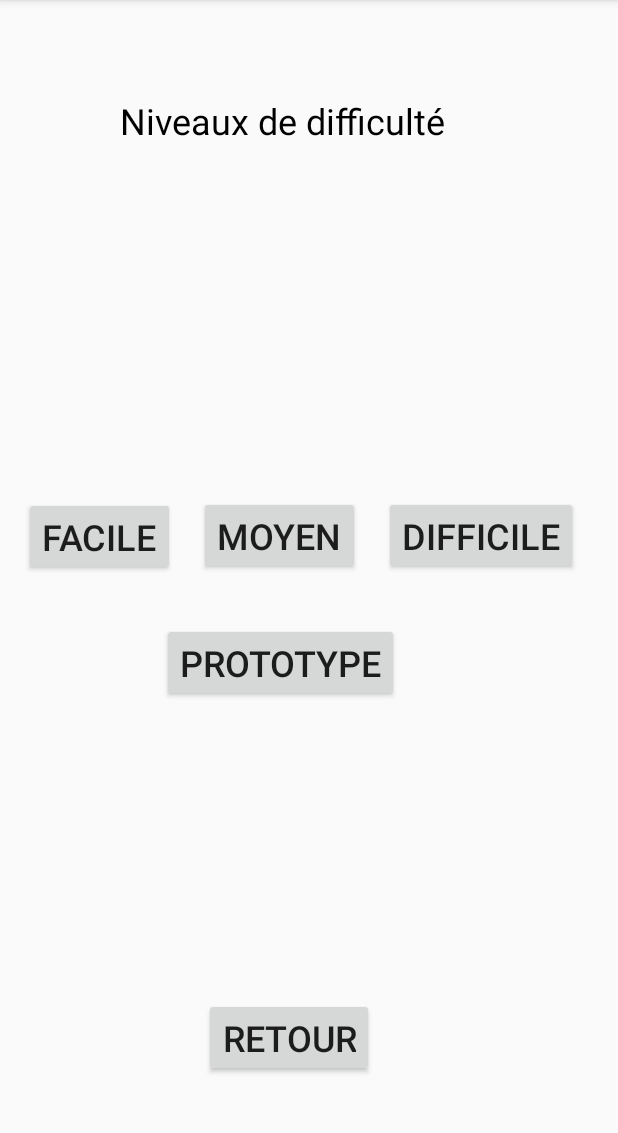
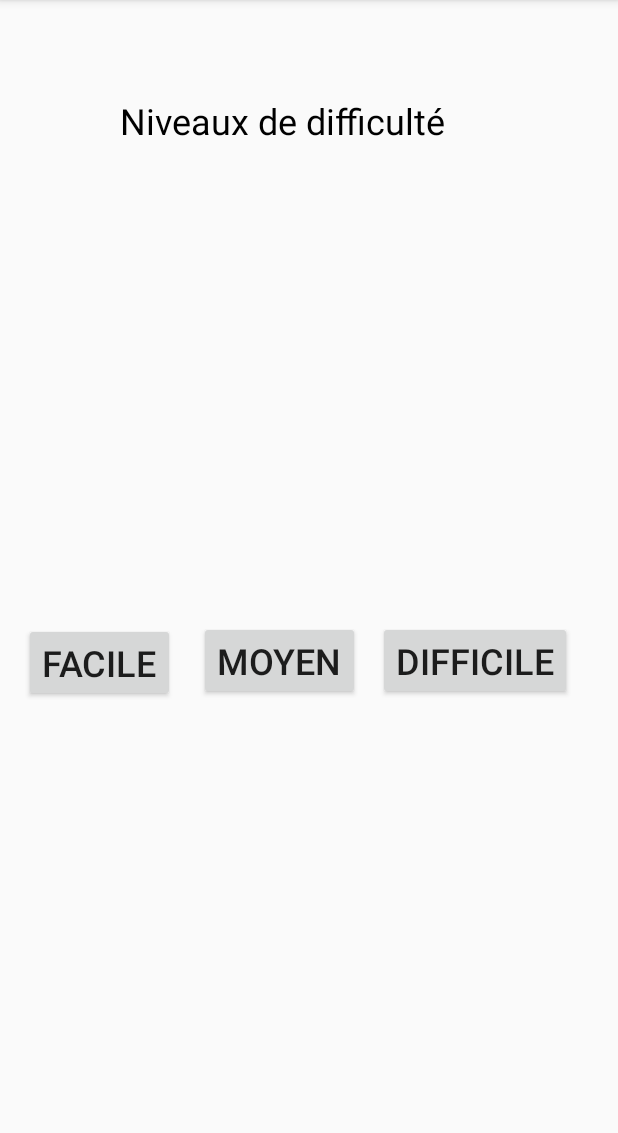
Before and after one commit to Phob0s7/M6-Memory, an Android app: the DifficultyLevelActivity screen opened directly, with no data from a screen before it, on a phone screen of 412 x 824 dp, the part 84-1217 px from its top. Run offline under Robolectric (Android 15) with nearby library versions, the phone set to English and light mode, and no system bars.

Commit message:
Bouton "Retour" supprimés + ajout d'un chronomètre + ajouts d'images

```diff
--- a/app/src/main/AndroidManifest.xml
+++ b/app/src/main/AndroidManifest.xml
@@ -15,8 +15,8 @@
         <activity android:name=".Activity.SettingsActivity" />
         <activity android:name=".Activity.DifficultyLevelActivity" />
         <activity android:name=".Activity.EndGameActivity" />
+        <activity android:name=".Activity.GameActivity.GameActivityEasy" />
         <activity android:name=".Activity.GameActivity.GameActivityPrototype" />
-        <activity android:name=".Activity.GameActivity.GameActivityEasy" />
         <activity android:name=".Activity.LoginActivity" />
         <activity android:name=".Activity.MainActivity">
 
--- a/app/src/main/java/com/example/m6_memory/Activity/DifficultyLevelActivity.java
+++ b/app/src/main/java/com/example/m6_memory/Activity/DifficultyLevelActivity.java
@@ -5,15 +5,17 @@ import android.content.Intent;
 import android.os.Bundle;
 import android.view.View;
 import android.widget.Button;
+import android.widget.Chronometer;
 import android.widget.Toast;
 
 import androidx.appcompat.app.AppCompatActivity;
 
+import com.example.m6_memory.Activity.GameActivity.GameActivityEasy;
 import com.example.m6_memory.R;
 
 public class DifficultyLevelActivity extends AppCompatActivity {
 
-    private Button btnFacile, btnMoyen, btnDifficile, btnPrototype, btnRetour;
+    private Button btnFacile, btnMoyen, btnDifficile;
 
     @Override
     protected void onCreate(Bundle savedInstanceState) {
@@ -23,8 +25,6 @@ public class DifficultyLevelActivity extends AppCompatActivity {
         btnFacile = findViewById(R.id.activity_difficulty_level_facile_btn);
         btnMoyen = findViewById(R.id.activity_difficulty_level_moyen_btn);
         btnDifficile = findViewById(R.id.activity_difficulty_level_difficile_btn);
-        btnPrototype = findViewById(R.id.activity_difficulty_level_prototype_btn);
-        btnRetour = findViewById(R.id.activity_difficulty_level_retour_btn);
 
         final Context context = getApplicationContext();
         final CharSequence text = "En cours de développement...";
@@ -35,6 +35,7 @@ public class DifficultyLevelActivity extends AppCompatActivity {
             public void onClick(View v) {
                 Intent GameActivityEasy = new Intent(DifficultyLevelActivity.this, com.example.m6_memory.Activity.GameActivity.GameActivityEasy.class);
                 startActivity(GameActivityEasy);
+
             }
         });
         btnMoyen.setOnClickListener(new View.OnClickListener() {
@@ -50,20 +51,5 @@ public class DifficultyLevelActivity extends AppCompatActivity {
                 Toast.makeText(context, text, duration).show();
             }
         });
-        btnPrototype.setOnClickListener(new View.OnClickListener() {
-            @Override
-            public void onClick(View v) {
-                Intent GameActivityPrototype = new Intent(DifficultyLevelActivity.this, com.example.m6_memory.Activity.GameActivity.GameActivityPrototype.class);
-                startActivity(GameActivityPrototype);
-            }
-        });
-
-        btnRetour.setOnClickListener(new View.OnClickListener() {
-            @Override
-            public void onClick(View v) {
-                Intent LoginActivity = new Intent(DifficultyLevelActivity.this, com.example.m6_memory.Activity.LoginActivity.class);
-                startActivity(LoginActivity);
-            }
-        });
     }
 }
--- a/app/src/main/java/com/example/m6_memory/Activity/EndGameActivity.java
+++ b/app/src/main/java/com/example/m6_memory/Activity/EndGameActivity.java
@@ -9,6 +9,7 @@ import android.widget.Toast;
 
 import androidx.appcompat.app.AppCompatActivity;
 
+import com.example.m6_memory.Activity.GameActivity.GameActivityEasy;
 import com.example.m6_memory.R;
 
 public class EndGameActivity extends AppCompatActivity {
@@ -30,8 +31,7 @@ public class EndGameActivity extends AppCompatActivity {
         btnAccueil.setOnClickListener(new View.OnClickListener() {
             @Override
             public void onClick(View v) {
-                Intent GameActivityPrototype = new Intent(EndGameActivity.this, DifficultyLevelActivity.class);
-                startActivity(GameActivityPrototype);
+                finish();
             }
         });
 
--- a/app/src/main/res/layout/activity_difficulty_level.xml
+++ b/app/src/main/res/layout/activity_difficulty_level.xml
@@ -23,53 +23,32 @@
         android:layout_width="wrap_content"
         android:layout_height="wrap_content"
         android:layout_marginStart="16dp"
-        android:layout_marginBottom="32dp"
+        android:layout_marginBottom="301dp"
         android:text="@string/moyen"
         android:textSize="24sp"
-        app:layout_constraintBottom_toTopOf="@+id/activity_difficulty_level_prototype_btn"
+        app:layout_constraintBottom_toBottomOf="parent"
         app:layout_constraintStart_toEndOf="@+id/activity_difficulty_level_facile_btn" />
-
-    <Button
-        android:id="@+id/activity_difficulty_level_difficile_btn"
-        android:layout_width="wrap_content"
-        android:layout_height="wrap_content"
-        android:layout_marginStart="16dp"
-        android:layout_marginBottom="32dp"
-        android:text="@string/difficile"
-        android:textSize="24sp"
-        app:layout_constraintBottom_toTopOf="@+id/activity_difficulty_level_prototype_btn"
-        app:layout_constraintStart_toEndOf="@+id/activity_difficulty_level_moyen_btn" />
 
     <Button
         android:id="@+id/activity_difficulty_level_facile_btn"
         android:layout_width="wrap_content"
         android:layout_height="wrap_content"
         android:layout_marginStart="16dp"
-        android:layout_marginBottom="384dp"
+        android:layout_marginBottom="300dp"
         android:text="@string/facile"
         android:textSize="24sp"
         app:layout_constraintBottom_toBottomOf="parent"
         app:layout_constraintStart_toStartOf="parent" />
 
     <Button
-        android:id="@+id/activity_difficulty_level_prototype_btn"
+        android:id="@+id/activity_difficulty_level_difficile_btn"
         android:layout_width="wrap_content"
         android:layout_height="wrap_content"
-        android:layout_marginStart="108dp"
-        android:layout_marginBottom="300dp"
-        android:text="@string/prototype"
+        android:layout_marginStart="12dp"
+        android:layout_marginBottom="301dp"
+        android:text="@string/difficile"
         android:textSize="24sp"
         app:layout_constraintBottom_toBottomOf="parent"
-        app:layout_constraintStart_toStartOf="parent" />
+        app:layout_constraintStart_toEndOf="@+id/activity_difficulty_level_moyen_btn" />
 
-    <Button
-        android:id="@+id/activity_difficulty_level_retour_btn"
-        android:layout_width="wrap_content"
-        android:layout_height="wrap_content"
-        android:layout_marginStart="136dp"
-        android:layout_marginBottom="50dp"
-        android:text="@string/retour"
-        android:textSize="24sp"
-        app:layout_constraintBottom_toBottomOf="parent"
-        app:layout_constraintStart_toStartOf="parent" />
 </androidx.constraintlayout.widget.ConstraintLayout>
--- a/app/src/main/res/layout/activity_end_game.xml
+++ b/app/src/main/res/layout/activity_end_game.xml
@@ -12,7 +12,7 @@
         android:layout_height="wrap_content"
         android:layout_marginStart="16dp"
         android:layout_marginBottom="52dp"
-        android:text="Menu difficulté"
+        android:text="Menu difficulte"
         android:textSize="18sp"
         android:visibility="visible"
         app:layout_constraintBottom_toBottomOf="parent"
--- a/app/src/main/res/layout/activity_game_prototype.xml
+++ b/app/src/main/res/layout/activity_game_prototype.xml
@@ -52,7 +52,7 @@
         app:srcCompat="@drawable/hiddencards" />
 
     <TextView
-        android:id="@+id/textView"
+        android:id="@+id/fff"
         android:layout_width="wrap_content"
         android:layout_height="wrap_content"
         android:layout_marginStart="124dp"
--- a/app/src/main/res/values/strings.xml
+++ b/app/src/main/res/values/strings.xml
@@ -32,4 +32,5 @@
     <string name="retour">Retour</string>
     <string name="options">Options</string>
     <string name="chronom_tre">Chronomètre</string>
+    <string name="timer">Timer :</string>
 </resources>
```
Also changed, not shown: app/src/main/java/com/example/m6_memory/Activity/GameActivity/GameActivityEasy.java (+16 -12 lines), app/src/main/java/com/example/m6_memory/Activity/LoginActivity.java (+1 -10 lines), app/src/main/java/com/example/m6_memory/Activity/SettingsActivity.java (+0 -10 lines), app/src/main/res/layout/activity_game_easy.xml (+18 -11 lines), app/src/main/res/layout/activity_login.xml (+1 -12 lines), app/src/main/res/layout/activity_main.xml (+11 -24 lines), app/src/main/res/layout/activity_settings.xml (+2 -13 lines), app/src/main/res/drawable/timer_image.jpg (added), app/src/main/res/drawable/title_image.png (added).
